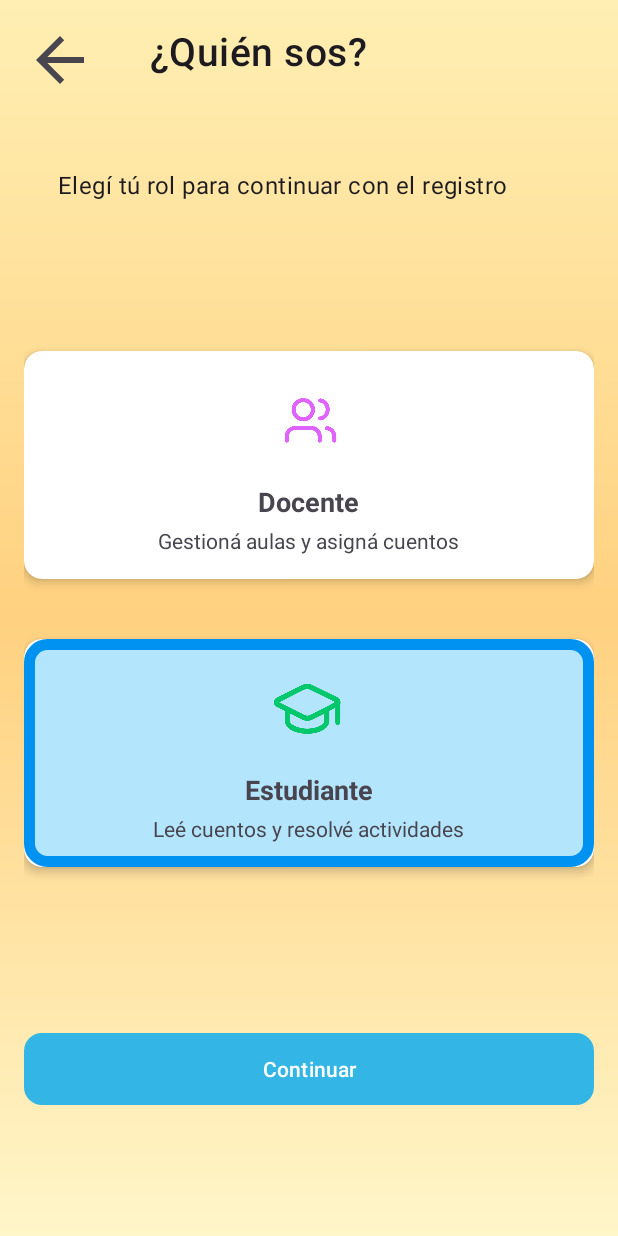
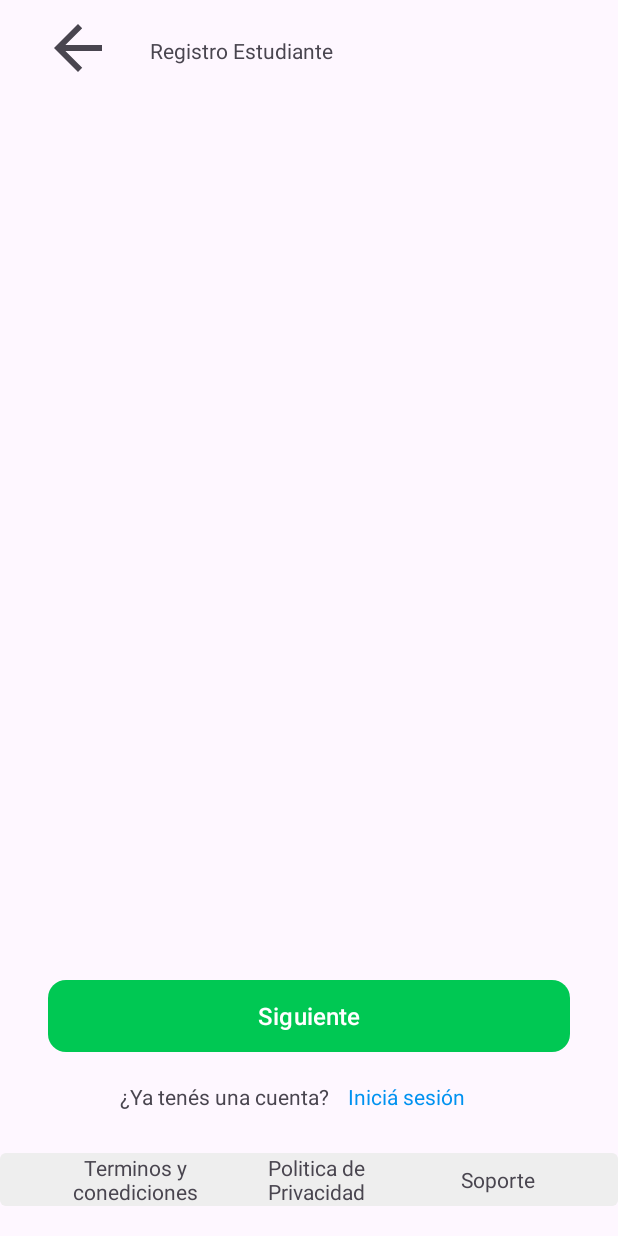
Before and after one commit to Kerooo0/lectana-app-mobile, an Android app: the registro_pregunta screen opened directly, with no data from a screen before it, after a tap on "Continuar", on a phone screen of 412 x 824 dp. Run offline under Robolectric (Android 15) with nearby library versions, the phone set to English and light mode, and no system bars; 3 other taps on this screen came first.

Commit message:
Footer
Footer de registro de estudiantes y docentes.

```diff
--- a/app/src/main/AndroidManifest.xml
+++ b/app/src/main/AndroidManifest.xml
@@ -11,6 +11,9 @@
         android:roundIcon="@mipmap/ic_launcher_round"
         android:supportsRtl="true"
         android:theme="@style/Theme.Lectana">
+        <activity
+            android:name=".registro.alumno.RegistroAlumno"
+            android:exported="false" />
         <activity
             android:name=".registro.registro_pregunta"
             android:exported="false" />
--- /dev/null
+++ b/app/src/main/java/com/example/lectana/registro/alumno/EdadAlumnoFragment.java
@@ -0,0 +1,26 @@
+package com.example.lectana.registro.alumno;
+
+import android.os.Bundle;
+
+import androidx.fragment.app.Fragment;
+
+import android.view.LayoutInflater;
+import android.view.View;
+import android.view.ViewGroup;
+
+import com.example.lectana.R;
+
+
+public class EdadAlumnoFragment extends Fragment {
+
+    public EdadAlumnoFragment() {
+        // Required empty public constructor
+    }
+
+
+    @Override
+    public View onCreateView(LayoutInflater inflater, ViewGroup container,
+                             Bundle savedInstanceState) {
+        return inflater.inflate(R.layout.fragment_edad_alumno, container, false);
+    }
+}
--- /dev/null
+++ b/app/src/main/java/com/example/lectana/registro/alumno/RegistroAlumno.java
@@ -0,0 +1,24 @@
+package com.example.lectana.registro.alumno;
+
+import android.os.Bundle;
+
+import androidx.activity.EdgeToEdge;
+import androidx.appcompat.app.AppCompatActivity;
+import androidx.core.graphics.Insets;
+import androidx.core.view.ViewCompat;
+import androidx.core.view.WindowInsetsCompat;
+
+import com.example.lectana.R;
+
+public class RegistroAlumno extends AppCompatActivity {
+
+    @Override
+    protected void onCreate(Bundle savedInstanceState) {
+        super.onCreate(savedInstanceState);
+        EdgeToEdge.enable(this);
+        setContentView(R.layout.activity_registro_alumno);
+
+
+
+    }
+}
--- a/app/src/main/java/com/example/lectana/registro/registro_pregunta.java
+++ b/app/src/main/java/com/example/lectana/registro/registro_pregunta.java
@@ -13,8 +13,7 @@ import androidx.cardview.widget.CardView;
 
 import com.example.lectana.Login;
 import com.example.lectana.R;
-
-
+import com.example.lectana.registro.alumno.RegistroAlumno;
 
 
 public class registro_pregunta extends AppCompatActivity {
@@ -123,7 +122,9 @@ public class registro_pregunta extends AppCompatActivity {
 
             } else {
 
-                Toast.makeText(registro_pregunta.this, "Vas hacia registro alumno", Toast.LENGTH_SHORT).show();
+                Intent intent = new Intent(registro_pregunta.this, RegistroAlumno.class);
+
+                startActivity(intent);
 
             }
 
--- /dev/null
+++ b/app/src/main/res/drawable/boton_verde.xml
@@ -0,0 +1,12 @@
+<?xml version="1.0" encoding="utf-8"?>
+<shape xmlns:android="http://schemas.android.com/apk/res/android" android:shape="rectangle">
+
+    <solid android:color="@color/verde" />
+
+    <corners android:radius="12dp" />
+
+    <padding android:left="24dp"
+        android:right="24dp"
+        android:top="8dp"
+        android:bottom="8dp"/>
+</shape>
--- /dev/null
+++ b/app/src/main/res/drawable/fondo_footer_registro.xml
@@ -0,0 +1,5 @@
+<?xml version="1.0" encoding="utf-8"?>
+<shape xmlns:android="http://schemas.android.com/apk/res/android">
+    <solid android:color="@color/grisClaro" />
+    <corners android:radius="4dp"/>
+</shape>
--- /dev/null
+++ b/app/src/main/res/layout/activity_registro_alumno.xml
@@ -0,0 +1,61 @@
+<?xml version="1.0" encoding="utf-8"?>
+<androidx.constraintlayout.widget.ConstraintLayout xmlns:android="http://schemas.android.com/apk/res/android"
+    xmlns:app="http://schemas.android.com/apk/res-auto"
+    xmlns:tools="http://schemas.android.com/tools"
+    android:id="@+id/main"
+    android:layout_width="match_parent"
+    android:layout_height="match_parent"
+    tools:context=".registro.alumno.RegistroAlumno">
+
+    <ImageView
+        android:id="@+id/imageView"
+        android:layout_width="48dp"
+        android:layout_height="48dp"
+        android:layout_marginStart="28dp"
+        android:layout_marginTop="8dp"
+        android:clickable="true"
+        android:contentDescription="@string/flechaVolver"
+        android:focusable="true"
+        app:srcCompat="?attr/homeAsUpIndicator"
+        app:layout_constraintStart_toStartOf="parent"
+        app:layout_constraintTop_toTopOf="parent" />
+
+
+    <TextView
+        android:id="@+id/textView3"
+        android:layout_width="wrap_content"
+        android:layout_height="wrap_content"
+        android:layout_marginStart="24dp"
+        android:layout_marginTop="24dp"
+        android:text="@string/registoEstudiante"
+        app:layout_constraintStart_toEndOf="@+id/imageView"
+        app:layout_constraintTop_toTopOf="parent" />
+
+
+    <FrameLayout
+        android:id="@+id/frameLayout"
+        android:layout_width="0dp"
+        android:layout_height="0dp"
+        android:layout_marginTop="8dp"
+        app:layout_constraintTop_toBottomOf="@+id/imageView"
+        app:layout_constraintBottom_toTopOf="@+id/footer"
+        app:layout_constraintStart_toStartOf="parent"
+        app:layout_constraintEnd_toEndOf="parent" />
+
+
+
+    <include
+        android:id="@+id/footer"
+        layout="@layout/footer_registro"
+        android:layout_width="match_parent"
+        android:layout_height="wrap_content"
+        android:layout_marginTop="10dp"
+        android:layout_marginBottom="20dp"
+        app:layout_constraintTop_toBottomOf="@id/frameLayout"
+        app:layout_constraintStart_toStartOf="parent"
+        app:layout_constraintEnd_toEndOf="parent"
+        app:layout_constraintBottom_toBottomOf="parent"/>
+
+
+
+</androidx.constraintlayout.widget.ConstraintLayout>
--- /dev/null
+++ b/app/src/main/res/layout/footer_registro.xml
@@ -0,0 +1,89 @@
+<?xml version="1.0" encoding="utf-8"?>
+<androidx.constraintlayout.widget.ConstraintLayout xmlns:android="http://schemas.android.com/apk/res/android"
+    xmlns:app="http://schemas.android.com/apk/res-auto"
+    xmlns:tools="http://schemas.android.com/tools"
+    android:layout_width="match_parent"
+    android:layout_height="wrap_content">
+
+
+    <Button
+        android:id="@+id/boton_registrarse"
+        android:layout_width="match_parent"
+        android:layout_height="wrap_content"
+        android:layout_marginHorizontal="32dp"
+        android:background="@drawable/boton_verde"
+        android:text="@string/btn_registro"
+        android:textColor="@color/white"
+        android:textSize="16sp"
+        app:backgroundTint="@null"
+        app:layout_constraintBottom_toBottomOf="parent"
+        app:layout_constraintEnd_toEndOf="parent"
+        app:layout_constraintStart_toStartOf="parent"
+        app:layout_constraintTop_toTopOf="parent"
+        app:layout_constraintVertical_bias="0.133" />
+
+    <TextView
+        android:id="@+id/textoTenesCuenta"
+        android:layout_width="wrap_content"
+        android:layout_height="wrap_content"
+        android:layout_marginStart="80dp"
+        android:layout_marginTop="20dp"
+        android:text="@string/preguntaRegistro"
+        app:layout_constraintStart_toStartOf="parent"
+        app:layout_constraintTop_toBottomOf="@+id/boton_registrarse" />
+
+    <TextView
+        android:id="@+id/IniciarSesionRegistro"
+        android:layout_width="wrap_content"
+        android:layout_height="wrap_content"
+        android:layout_marginBottom="28dp"
+        android:text="@string/registroIniciarSesion"
+        android:textColor="@color/azul_claro"
+        app:layout_constraintBottom_toTopOf="@+id/linearLayout"
+        app:layout_constraintEnd_toEndOf="parent"
+        app:layout_constraintHorizontal_bias="0.103"
+        app:layout_constraintStart_toEndOf="@+id/textoTenesCuenta" />
+
+    <LinearLayout
+        android:id="@+id/linearLayout"
+        android:layout_width="match_parent"
+        android:layout_height="wrap_content"
+        android:layout_marginTop="28dp"
+        android:layout_marginBottom="28dp"
+        android:orientation="horizontal"
+        android:background="@drawable/fondo_footer_registro"
+        android:gravity="center"
+        app:layout_constraintEnd_toEndOf="parent"
+        app:layout_constraintStart_toStartOf="parent"
+        app:layout_constraintTop_toBottomOf="@+id/textoTenesCuenta">
+
+
+        <TextView
+            android:id="@+id/condiciones"
+            android:layout_width="0dp"
+            android:layout_height="wrap_content"
+            android:layout_marginStart="30dp"
+            android:gravity="center"
+            android:layout_weight="1"
+            android:text="@string/terminosCondiciones" />
+
+        <TextView
+            android:id="@+id/privacidad"
+            android:layout_width="0dp"
+            android:layout_height="wrap_content"
+            android:gravity="center"
+            android:layout_weight="1"
+            android:text="@string/privacidad" />
+
+        <TextView
+            android:id="@+id/soporteRegistro"
+            android:layout_width="0dp"
+            android:layout_height="wrap_content"
+            android:gravity="center"
+            android:layout_marginEnd="20dp"
+            android:layout_weight="1"
+            android:text="@string/soporte" />
+
+    </LinearLayout>
+
+</androidx.constraintlayout.widget.ConstraintLayout>
--- /dev/null
+++ b/app/src/main/res/layout/fragment_edad_alumno.xml
@@ -0,0 +1,14 @@
+<?xml version="1.0" encoding="utf-8"?>
+<FrameLayout xmlns:android="http://schemas.android.com/apk/res/android"
+    xmlns:tools="http://schemas.android.com/tools"
+    android:layout_width="match_parent"
+    android:layout_height="match_parent"
+    tools:context=".registro.alumno.EdadAlumnoFragment">
+
+    <!-- TODO: Update blank fragment layout -->
+    <TextView
+        android:layout_width="match_parent"
+        android:layout_height="match_parent"
+        android:text="@string/hello_blank_fragment" />
+
+</FrameLayout>
--- a/app/src/main/res/values/colors.xml
+++ b/app/src/main/res/values/colors.xml
@@ -7,4 +7,6 @@
     <color name="amarilloCalido">#FFEFB3</color>
     <color name="amarilloPastel">#FFF6C9</color>
     <color name="naranjaPastel">#FFD180</color>
+    <color name="verde">#00C853</color>
+    <color name="grisClaro">#EEEEEE</color>
 </resources>
--- a/app/src/main/res/values/strings.xml
+++ b/app/src/main/res/values/strings.xml
@@ -38,4 +38,20 @@
     <string name="img_registro_alumno">Registro de alumno</string>
     <string name="alumno_registro_preg_sub">Leé cuentos y resolvé actividades</string>
     <string name="button_registro_preg">Continuar</string>
+
+    <!-- Registro Alumno / Docente -->
+    <string name="preguntaRegistro">¿Ya tenés una cuenta?</string>
+    <string name="registroIniciarSesion">Iniciá sesión</string>
+    <string name="registoEstudiante">Registro Estudiante</string>
+    <string name="terminosCondiciones">Terminos y conediciones</string>
+    <string name="privacidad">Politica de Privacidad</string>
+    <string name="soporte">Soporte</string>
+    <string name="flechaVolver">Volver</string>
+    <string name="btn_registro">Siguiente</string>
+
+
+    <!-- TODO: Remove or change this placeholder text -->
+    <string name="hello_blank_fragment">Hello blank fragment</string>
+
+
 </resources>
```
